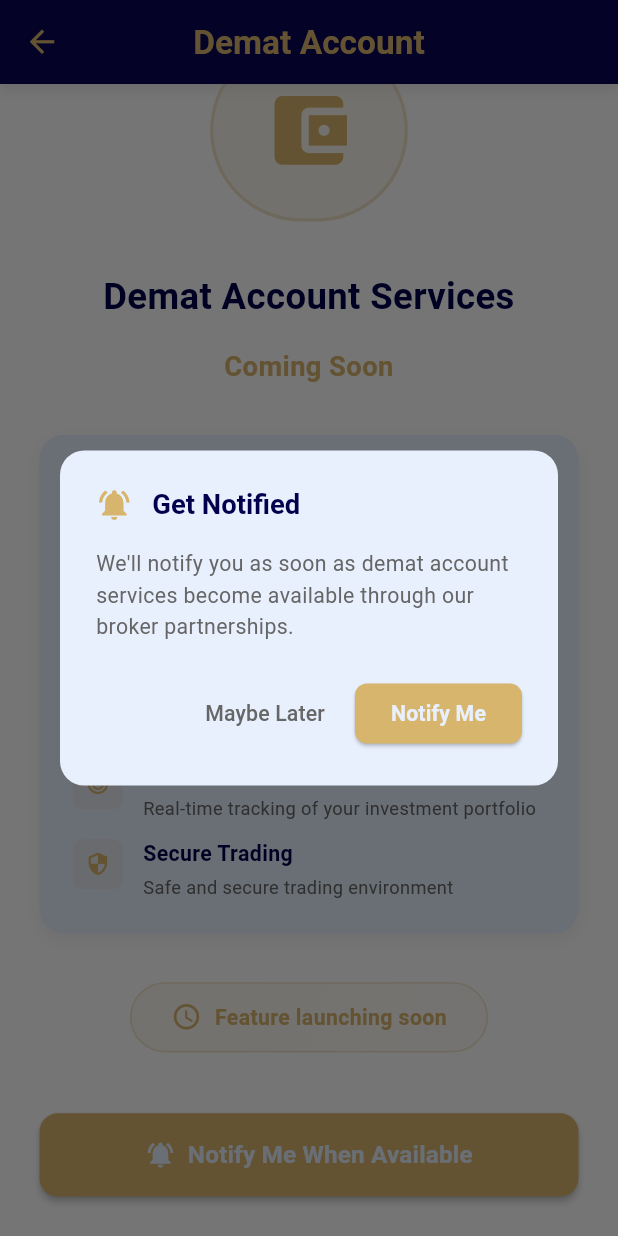
After one commit to iamangiri/classia_user, a Flutter app: the DematAccountScreen screen opened directly, scrolled down 97 dp, after a tap on "Notify Me When Available", on a phone screen of 412 x 824 dp. The commit adds this screen. Run offline on Flutter 3.47's test engine with Material 3 defaults, Android fonts, the phone set to English and light mode, and no system bars; our stand-ins replace cached_network_image, carousel_slider, convex_bottom_bar, flutter_screenutil, font_awesome_flutter, go_router and 7 more; accounts and stored records are empty; project files that could hold a hidden picture were left out.

Commit message:
make screen for create demat account

```diff
--- a/lib/screen/main/profile_screen.dart
+++ b/lib/screen/main/profile_screen.dart
@@ -18,6 +18,7 @@ import '../profile/learn_screen.dart';
 import '../profile/manage_folio_screen.dart';
 import '../profile/privicy_policy.dart';
 import '../profile/security_setting _screen.dart';
+import '../profile/demat_account_screen.dart'; // Add this import
 
 class ProfileScreen extends StatelessWidget {
   const ProfileScreen({Key? key}) : super(key: key);
@@ -134,7 +135,8 @@ class ProfileScreen extends StatelessWidget {
     final List<Map<String, String>> accountOptions = [
       {'title': 'KYC', 'icon': 'verified_user'},
       {'title': 'CAN', 'icon': 'account_circle'},
-      {'title': 'PayZee Registration', 'icon': 'payment'}, // Added PayZee option
+      {'title': 'PayZee Registration', 'icon': 'payment'},
+      {'title': 'Demat Account', 'icon': 'account_balance_wallet'}, // Added Demat Account option
       {'title': 'Manage Folio', 'icon': 'folio'},
       {'title': 'Security Settings', 'icon': 'security'},
       {'title': 'Bank Info', 'icon': 'account_balance'},
@@ -198,8 +200,11 @@ class ProfileScreen extends StatelessWidget {
       case 'account_circle':
         iconData = Icons.account_circle;
         break;
-      case 'payment': // Added case for PayZee
+      case 'payment':
         iconData = Icons.payment;
+        break;
+      case 'account_balance_wallet': // Added case for Demat Account
+        iconData = Icons.account_balance_wallet;
         break;
       default:
         iconData = Icons.help;
@@ -251,8 +256,11 @@ class ProfileScreen extends StatelessWidget {
       case 'CAN':
         destination = const CamsCreationScreen();
         break;
-      case 'PayZee Registration': // Added case for PayZee Registration
+      case 'PayZee Registration':
         destination = const PayZeeRegistrationScreen();
+        break;
+      case 'Demat Account': // Added case for Demat Account
+        destination = const DematAccountScreen();
         break;
       case 'Manage Folio':
         destination = const ManageFolioScreen();
--- /dev/null
+++ b/lib/screen/profile/demat_account_screen.dart
@@ -0,0 +1,380 @@
+import 'package:classia_amc/widget/common_app_bar.dart';
+import 'package:flutter/material.dart';
+import 'package:flutter_screenutil/flutter_screenutil.dart';
+import 'package:classia_amc/themes/app_colors.dart';
+
+class DematAccountScreen extends StatelessWidget {
+  const DematAccountScreen({Key? key}) : super(key: key);
+
+  @override
+  Widget build(BuildContext context) {
+    return Scaffold(
+      backgroundColor: AppColors.screenBackground,
+      appBar: CommonAppBar(
+        title: 'Demat Account',
+      ),
+      body: SingleChildScrollView(
+        padding: EdgeInsets.all(24.w),
+        child: Column(
+          crossAxisAlignment: CrossAxisAlignment.center,
+          children: [
+            SizedBox(height: 40.h),
+
+            // Icon Container
+            Container(
+              width: 120.w,
+              height: 120.h,
+              decoration: BoxDecoration(
+                color: AppColors.primaryGold.withOpacity(0.1),
+                borderRadius: BorderRadius.circular(60.r),
+                border: Border.all(
+                  color: AppColors.primaryGold.withOpacity(0.3),
+                  width: 2.w,
+                ),
+              ),
+              child: Icon(
+                Icons.account_balance_wallet,
+                size: 60.sp,
+                color: AppColors.primaryGold,
+              ),
+            ),
+
+            SizedBox(height: 32.h),
+
+            // Main Title
+            Text(
+              'Demat Account Services',
+              style: TextStyle(
+                fontSize: 24.sp,
+                fontWeight: FontWeight.bold,
+                color: AppColors.primaryText,
+              ),
+              textAlign: TextAlign.center,
+            ),
+
+            SizedBox(height: 16.h),
+
+            // Subtitle
+            Text(
+              'Coming Soon',
+              style: TextStyle(
+                fontSize: 18.sp,
+                fontWeight: FontWeight.w600,
+                color: AppColors.primaryGold,
+              ),
+              textAlign: TextAlign.center,
+            ),
+
+            SizedBox(height: 32.h),
+
+            // Information Card
+            Container(
+              width: double.infinity,
+              padding: EdgeInsets.all(20.w),
+              decoration: BoxDecoration(
+                color: AppColors.cardBackground,
+                borderRadius: BorderRadius.circular(16.r),
+                boxShadow: [
+                  BoxShadow(
+                    color: Colors.black.withOpacity(0.05),
+                    blurRadius: 10.r,
+                    offset: const Offset(0, 4),
+                  ),
+                ],
+              ),
+              child: Column(
+                crossAxisAlignment: CrossAxisAlignment.start,
+                children: [
+                  // Partnership Info
+                  Row(
+                    children: [
+                      Icon(
+                        Icons.handshake,
+                        color: AppColors.primaryGold,
+                        size: 24.sp,
+                      ),
+                      SizedBox(width: 12.w),
+                      Expanded(
+                        child: Text(
+                          'Partnership with Leading Brokers',
+                          style: TextStyle(
+                            fontSize: 16.sp,
+                            fontWeight: FontWeight.bold,
+                            color: AppColors.primaryText,
+                          ),
+                        ),
+                      ),
+                    ],
+                  ),
+
+                  SizedBox(height: 16.h),
+
+                  // Main Description
+                  Text(
+                    'We are establishing partnerships with top-tier brokers to provide you with seamless demat account services.',
+                    style: TextStyle(
+                      fontSize: 14.sp,
+                      color: AppColors.secondaryText,
+                      height: 1.5,
+                    ),
+                  ),
+
+                  SizedBox(height: 20.h),
+
+                  // Features Section
+                  _buildFeatureItem(
+                    icon: Icons.trending_up,
+                    title: 'Open Demat Account',
+                    description: 'Quick and easy demat account opening process',
+                  ),
+
+                  SizedBox(height: 12.h),
+
+                  _buildFeatureItem(
+                    icon: Icons.track_changes,
+                    title: 'Track Your Portfolio',
+                    description: 'Real-time tracking of your investment portfolio',
+                  ),
+
+                  SizedBox(height: 12.h),
+
+                  _buildFeatureItem(
+                    icon: Icons.security,
+                    title: 'Secure Trading',
+                    description: 'Safe and secure trading environment',
+                  ),
+                ],
+              ),
+            ),
+
+            SizedBox(height: 32.h),
+
+            // Coming Soon Badge
+            Container(
+              padding: EdgeInsets.symmetric(horizontal: 24.w, vertical: 12.h),
+              decoration: BoxDecoration(
+                gradient: LinearGradient(
+                  colors: [
+                    AppColors.primaryGold.withOpacity(0.1),
+                    AppColors.primaryGold.withOpacity(0.05),
+                  ],
+                  begin: Alignment.topLeft,
+                  end: Alignment.bottomRight,
+                ),
+                borderRadius: BorderRadius.circular(25.r),
+                border: Border.all(
+                  color: AppColors.primaryGold.withOpacity(0.3),
+                  width: 1.w,
+                ),
+              ),
+              child: Row(
+                mainAxisSize: MainAxisSize.min,
+                children: [
+                  Icon(
+                    Icons.access_time,
+                    color: AppColors.primaryGold,
+                    size: 20.sp,
+                  ),
+                  SizedBox(width: 8.w),
+                  Text(
+                    'Feature launching soon',
+                    style: TextStyle(
+                      fontSize: 14.sp,
+                      fontWeight: FontWeight.w600,
+                      color: AppColors.primaryGold,
+                    ),
+                  ),
+                ],
+              ),
+            ),
+
+            SizedBox(height: 40.h),
+
+            // Notification Button
+            Container(
+              width: double.infinity,
+              child: ElevatedButton.icon(
+                onPressed: () {
+                  _showNotificationDialog(context);
+                },
+                icon: Icon(
+                  Icons.notifications_active,
+                  color: AppColors.cardBackground,
+                  size: 20.sp,
+                ),
+                label: Text(
+                  'Notify Me When Available',
+                  style: TextStyle(
+                    fontSize: 16.sp,
+                    fontWeight: FontWeight.w600,
+                    color: AppColors.cardBackground,
+                  ),
+                ),
+                style: ElevatedButton.styleFrom(
+                  backgroundColor: AppColors.primaryGold,
+                  padding: EdgeInsets.symmetric(vertical: 16.h),
+                  shape: RoundedRectangleBorder(
+                    borderRadius: BorderRadius.circular(12.r),
+                  ),
+                  elevation: 2,
+                ),
+              ),
+            ),
+          ],
+        ),
+      ),
+    );
+  }
+
+  Widget _buildFeatureItem({
+    required IconData icon,
+    required String title,
+    required String description,
+  }) {
+    return Row(
+      crossAxisAlignment: CrossAxisAlignment.start,
+      children: [
+        Container(
+          padding: EdgeInsets.all(8.w),
+          decoration: BoxDecoration(
+            color: AppColors.primaryGold.withOpacity(0.1),
+            borderRadius: BorderRadius.circular(8.r),
+          ),
+          child: Icon(
+            icon,
+            color: AppColors.primaryGold,
+            size: 16.sp,
+          ),
+        ),
+        SizedBox(width: 12.w),
+        Expanded(
+          child: Column(
+            crossAxisAlignment: CrossAxisAlignment.start,
+            children: [
+              Text(
+                title,
+                style: TextStyle(
+                  fontSize: 14.sp,
+                  fontWeight: FontWeight.w600,
+                  color: AppColors.primaryText,
+                ),
+              ),
+              SizedBox(height: 4.h),
+              Text(
+                description,
+                style: TextStyle(
+                  fontSize: 12.sp,
+                  color: AppColors.secondaryText,
+                  height: 1.4,
+                ),
+              ),
+            ],
+          ),
+        ),
+      ],
+    );
+  }
+
+  void _showNotificationDialog(BuildContext context) {
+    showDialog(
+      context: context,
+      builder: (BuildContext context) {
+        return AlertDialog(
+          backgroundColor: AppColors.cardBackground,
+          shape: RoundedRectangleBorder(
+            borderRadius: BorderRadius.circular(16.r),
+          ),
+          title: Row(
+            children: [
+              Icon(
+                Icons.notifications_active,
+                color: AppColors.primaryGold,
+                size: 24.sp,
+              ),
+              SizedBox(width: 12.w),
+              Text(
+                'Get Notified',
+                style: TextStyle(
+                  color: AppColors.primaryText,
+                  fontSize: 18.sp,
+                  fontWeight: FontWeight.bold,
+                ),
+              ),
+            ],
+          ),
+          content: Text(
+            'We\'ll notify you as soon as demat account services become available through our broker partnerships.',
+            style: TextStyle(
+              color: AppColors.secondaryText,
+              fontSize: 14.sp,
+              height: 1.5,
+            ),
+          ),
+          actions: [
+            TextButton(
+              onPressed: () => Navigator.pop(context),
+              child: Text(
+                'Maybe Later',
+                style: TextStyle(
+                  color: AppColors.secondaryText,
+                  fontSize: 14.sp,
+                ),
+              ),
+            ),
+            ElevatedButton(
+              onPressed: () {
+                Navigator.pop(context);
+                _showSuccessSnackBar(context);
+              },
+              style: ElevatedButton.styleFrom(
+                backgroundColor: AppColors.primaryGold,
+                shape: RoundedRectangleBorder(
+                  borderRadius: BorderRadius.circular(8.r),
+                ),
+              ),
+              child: Text(
+                'Notify Me',
+                style: TextStyle(
+                  color: AppColors.cardBackground,
+                  fontSize: 14.sp,
+                  fontWeight: FontWeight.w600,
+                ),
+              ),
+            ),
+          ],
+        );
+      },
+    );
+  }
+
+  void _showSuccessSnackBar(BuildContext context) {
+    ScaffoldMessenger.of(context).showSnackBar(
+      SnackBar(
+        content: Row(
+          children: [
+            Icon(
+              Icons.check_circle,
+              color: Colors.white,
+              size: 20.sp,
+            ),
+            SizedBox(width: 12.w),
+            Text(
+              'You\'ll be notified when available!',
+              style: TextStyle(
+                color: Colors.white,
+                fontSize: 14.sp,
+              ),
+            ),
+          ],
+        ),
+        backgroundColor: Colors.green,
+        duration: const Duration(seconds: 3),
+        shape: RoundedRectangleBorder(
+          borderRadius: BorderRadius.circular(8.r),
+        ),
+        margin: EdgeInsets.all(16.w),
+        behavior: SnackBarBehavior.floating,
+      ),
+    );
+  }
+}
```
